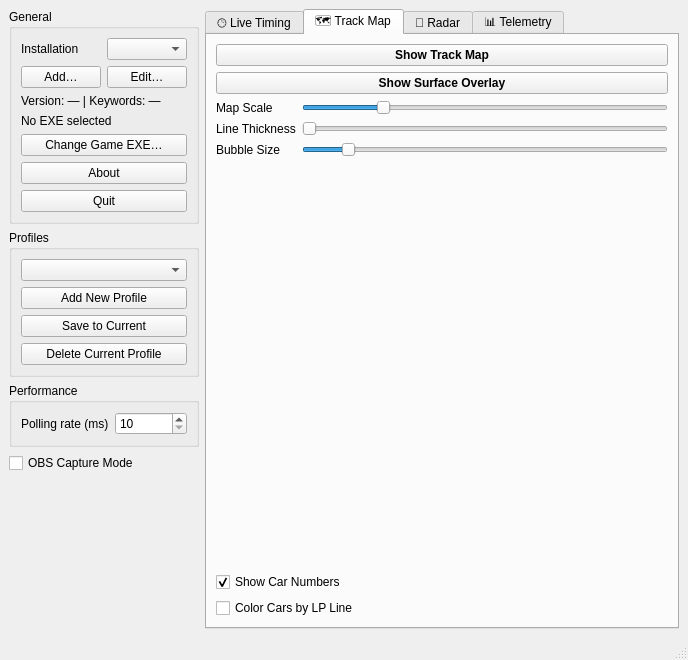
First picture: the form in icr2timing/ui/control_panel.ui, repository skchow03/icr2tools, before the edit.
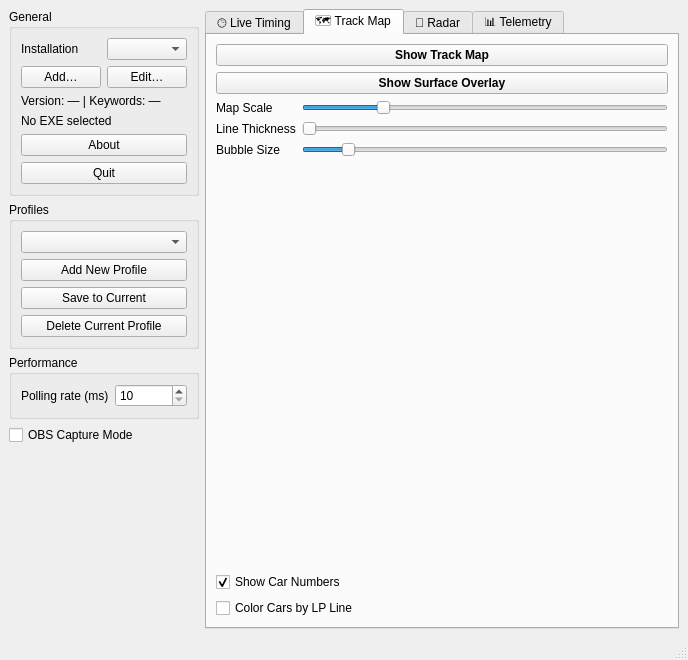
Second picture: the form after the edit.

Commit message: Remove redundant Change Game EXE button

```diff
--- a/icr2timing/ui/control_panel.ui
+++ b/icr2timing/ui/control_panel.ui
@@ -81,16 +81,6 @@
            </property>
           </widget>
          </item>
-         <item>
-          <widget class="QPushButton" name="btnSelectExe">
-           <property name="toolTip">
-            <string>Select INDYCAR.EXE or CART.EXE to connect the app to the game</string>
-           </property>
-           <property name="text">
-            <string>Change Game EXE…</string>
-           </property>
-          </widget>
-         </item>
          <item>
           <widget class="QPushButton" name="aboutButton">
            <property name="text">
```
The commit also changes 1 other file.
